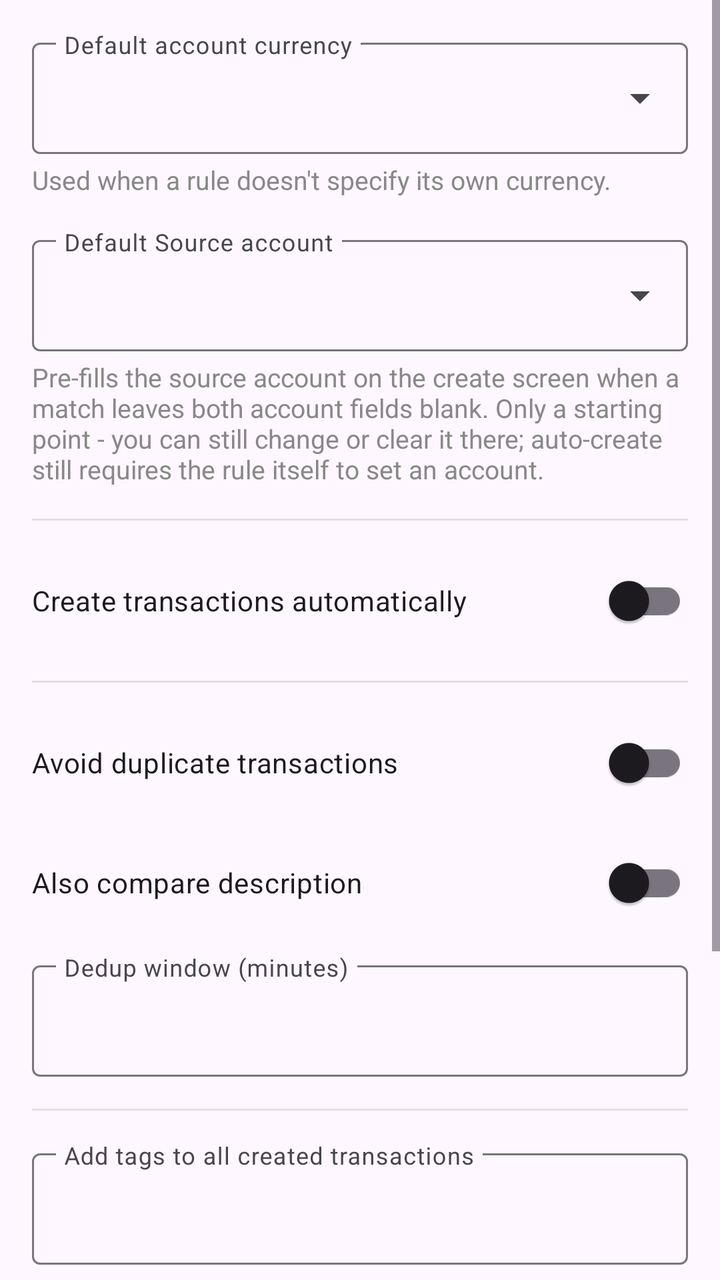
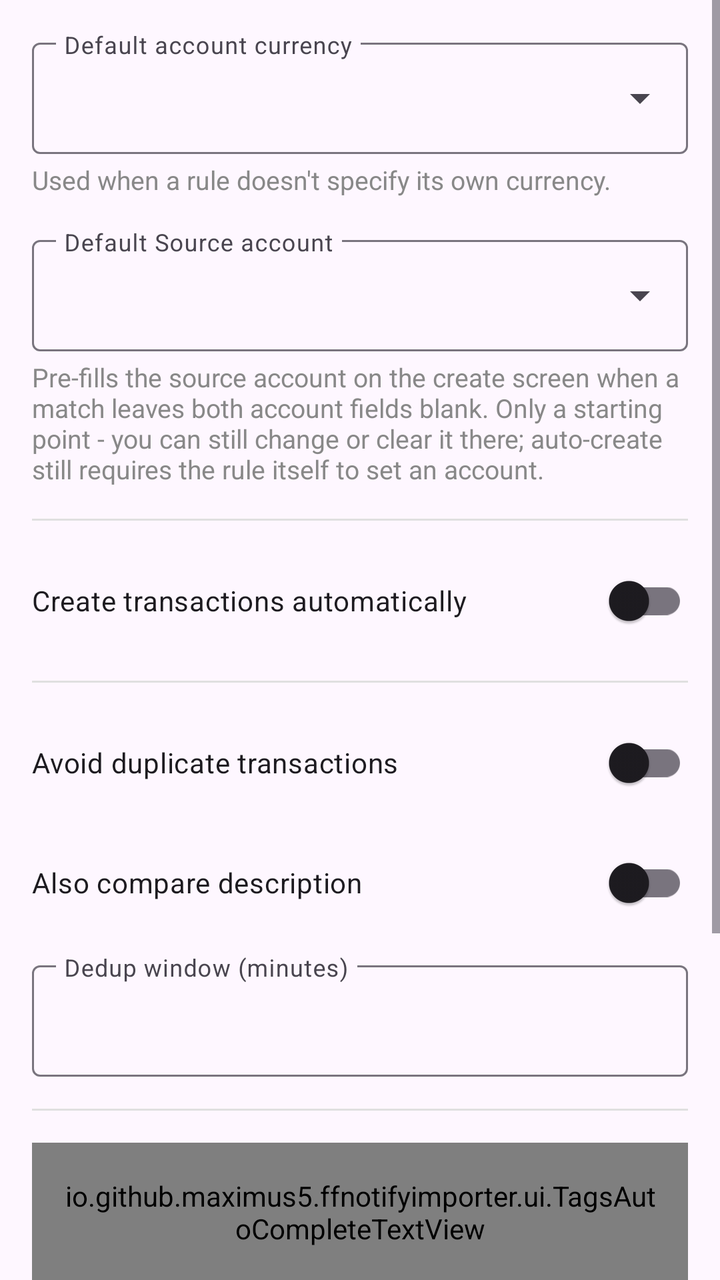

An Android layout rendered at two revisions. The XML below is the earlier revision; the diff shows what the commit changed to produce the second picture.
<!-- AndroidManifest.xml: application theme Theme.FfNotifyImporter -->
<!-- res/layout/fragment_transaction_creation.xml -->
<?xml version="1.0" encoding="utf-8"?>
<ScrollView xmlns:android="http://schemas.android.com/apk/res/android"
    xmlns:app="http://schemas.android.com/apk/res-auto"
    android:layout_width="match_parent"
    android:layout_height="match_parent">

    <LinearLayout
        android:layout_width="match_parent"
        android:layout_height="wrap_content"
        android:orientation="vertical"
        android:padding="16dp">

        <com.google.android.material.textfield.TextInputLayout
            android:id="@+id/defaultAccountCurrencyLayout"
            android:layout_width="match_parent"
            android:layout_height="wrap_content"
            android:layout_marginBottom="4dp"
            android:hint="@string/firefly_field_default_account_currency"
            app:expandedHintEnabled="false"
            app:endIconMode="custom"
            app:endIconDrawable="@drawable/ic_dropdown"
            app:endIconContentDescription="@string/rule_pick_currency">

            <com.google.android.material.textfield.TextInputEditText
                android:id="@+id/defaultAccountCurrencyInput"
                android:layout_width="match_parent"
                android:layout_height="wrap_content" />

        </com.google.android.material.textfield.TextInputLayout>

        <TextView
            android:layout_width="match_parent"
            android:layout_height="wrap_content"
            android:layout_marginBottom="16dp"
            android:text="@string/firefly_field_default_account_currency_hint"
            android:textColor="#888888"
            android:textSize="13sp" />

        <com.google.android.material.textfield.TextInputLayout
            android:id="@+id/defaultSourceAccountLayout"
            android:layout_width="match_parent"
            android:layout_height="wrap_content"
            android:layout_marginBottom="4dp"
            android:hint="@string/firefly_field_default_source_account"
            app:expandedHintEnabled="false"
            app:endIconMode="custom"
            app:endIconDrawable="@drawable/ic_dropdown"
            app:endIconContentDescription="@string/rule_pick_account">

            <com.google.android.material.textfield.TextInputEditText
                android:id="@+id/defaultSourceAccountInput"
                android:layout_width="match_parent"
                android:layout_height="wrap_content" />

        </com.google.android.material.textfield.TextInputLayout>

        <TextView
            android:layout_width="match_parent"
            android:layout_height="wrap_content"
            android:layout_marginBottom="16dp"
            android:text="@string/firefly_field_default_source_account_hint"
            android:textColor="#888888"
            android:textSize="13sp" />

        <View
            android:layout_width="match_parent"
            android:layout_height="1dp"
            android:layout_marginBottom="16dp"
            android:background="#E0E0E0" />

        <com.google.android.material.switchmaterial.SwitchMaterial
            android:id="@+id/autoCreateSwitch"
            android:layout_width="match_parent"
            android:layout_height="wrap_content"
            android:layout_marginBottom="16dp"
            android:text="@string/firefly_auto_create" />

        <View
            android:layout_width="match_parent"
            android:layout_height="1dp"
            android:layout_marginBottom="16dp"
            android:background="#E0E0E0" />

        <com.google.android.material.switchmaterial.SwitchMaterial
            android:id="@+id/dedupEnabledSwitch"
            android:layout_width="match_parent"
            android:layout_height="wrap_content"
            android:layout_marginBottom="12dp"
            android:text="@string/firefly_dedup_enabled" />

        <com.google.android.material.switchmaterial.SwitchMaterial
            android:id="@+id/dedupIncludeDescriptionSwitch"
            android:layout_width="match_parent"
            android:layout_height="wrap_content"
            android:layout_marginBottom="12dp"
            android:text="@string/firefly_dedup_include_description" />

        <com.google.android.material.textfield.TextInputLayout
            android:id="@+id/dedupWindowLayout"
            android:layout_width="match_parent"
            android:layout_height="wrap_content"
            android:layout_marginBottom="16dp"
            android:hint="@string/firefly_field_dedup_window"
            app:expandedHintEnabled="false">

            <com.google.android.material.textfield.TextInputEditText
                android:id="@+id/dedupWindowInput"
                android:layout_width="match_parent"
                android:layout_height="wrap_content"
                android:inputType="number" />

        </com.google.android.material.textfield.TextInputLayout>

        <View
            android:layout_width="match_parent"
            android:layout_height="1dp"
            android:layout_marginBottom="16dp"
            android:background="#E0E0E0" />

        <com.google.android.material.textfield.TextInputLayout
            android:layout_width="match_parent"
            android:layout_height="wrap_content"
            android:layout_marginBottom="4dp"
            android:hint="@string/firefly_field_all_transactions_tags"
            app:expandedHintEnabled="false">

            <com.google.android.material.textfield.TextInputEditText
                android:id="@+id/allTransactionsTagInput"
                android:layout_width="match_parent"
                android:layout_height="wrap_content" />

        </com.google.android.material.textfield.TextInputLayout>

        <TextView
            android:layout_width="match_parent"
            android:layout_height="wrap_content"
            android:layout_marginBottom="16dp"
            android:text="@string/firefly_field_all_transactions_tags_hint"
            android:textColor="#888888"
            android:textSize="13sp" />

        <com.google.android.material.textfield.TextInputLayout
            android:layout_width="match_parent"
            android:layout_height="wrap_content"
            android:layout_marginBottom="4dp"
            android:hint="@string/firefly_field_approx_tag"
            app:expandedHintEnabled="false">

            <com.google.android.material.textfield.TextInputEditText
                android:id="@+id/approxTagInput"
                android:layout_width="match_parent"
                android:layout_height="wrap_content" />

        </com.google.android.material.textfield.TextInputLayout>

        <TextView
            android:layout_width="match_parent"
            android:layout_height="wrap_content"
            android:layout_marginBottom="16dp"
            android:text="@string/firefly_field_approx_tag_hint"
            android:textColor="#888888"
            android:textSize="13sp" />

    </LinearLayout>

</ScrollView>
<!-- resources referenced by this layout -->
<resources>
  <!-- drawable ic_dropdown (drawable) -->
  <?xml version="1.0" encoding="utf-8"?>
  <vector xmlns:android="http://schemas.android.com/apk/res/android"
      android:width="24dp"
      android:height="24dp"
      android:viewportWidth="24"
      android:viewportHeight="24"
      android:tint="?attr/colorOnSurfaceVariant">
      <path
          android:fillColor="#FF000000"
          android:pathData="M7,10l5,5 5,-5z" />
  </vector>
  <string name="firefly_auto_create">Create transactions automatically</string>
  <string name="firefly_dedup_enabled">Avoid duplicate transactions</string>
  <string name="firefly_dedup_include_description">Also compare description</string>
  <string name="firefly_field_all_transactions_tags">Add tags to all created transactions</string>
  <string name="firefly_field_all_transactions_tags_hint">Comma separated, e.g. butterfly-iii, bank-import - added to every transaction this app creates, regardless of which rule matched</string>
  <string name="firefly_field_approx_tag">Approximate-conversion tag</string>
  <string name="firefly_field_approx_tag_hint">e.g. fx-approx - for transactions in a currency different from the account\'s own currency, applied when the amount had to be computed from a fetched exchange rate</string>
  <string name="firefly_field_dedup_window">Dedup window (minutes)</string>
  <string name="firefly_field_default_account_currency">Default account currency</string>
  <string name="firefly_field_default_account_currency_hint">Used when a rule doesn\'t specify its own currency.</string>
  <string name="firefly_field_default_source_account">Default Source account</string>
  <string name="firefly_field_default_source_account_hint">Pre-fills the source account on the create screen when a match leaves both account fields blank. Only a starting point - you can still change or clear it there; auto-create still requires the rule itself to set an account.</string>
  <string name="rule_pick_account">Pick account</string>
  <string name="rule_pick_currency">Pick currency</string>
  <style name="Theme.FfNotifyImporter" parent="Theme.Material3.DayNight.NoActionBar" />
</resources>

<!-- the commit's change to res/layout/fragment_transaction_creation.xml (unified diff, before → after) -->
@@ -124,10 +124,13 @@
             android:hint="@string/firefly_field_all_transactions_tags"
             app:expandedHintEnabled="false">
 
-            <com.google.android.material.textfield.TextInputEditText
+            <io.github.maximus5.ffnotifyimporter.ui.TagsAutoCompleteTextView
                 android:id="@+id/allTransactionsTagInput"
+                style="@style/Widget.Material3.AutoCompleteTextView.OutlinedBox"
                 android:layout_width="match_parent"
-                android:layout_height="wrap_content" />
+                android:layout_height="wrap_content"
+                android:completionThreshold="1"
+                android:inputType="text" />
 
         </com.google.android.material.textfield.TextInputLayout>
 
@@ -146,10 +149,13 @@
             android:hint="@string/firefly_field_approx_tag"
             app:expandedHintEnabled="false">
 
-            <com.google.android.material.textfield.TextInputEditText
+            <io.github.maximus5.ffnotifyimporter.ui.TagsAutoCompleteTextView
                 android:id="@+id/approxTagInput"
+                style="@style/Widget.Material3.AutoCompleteTextView.OutlinedBox"
                 android:layout_width="match_parent"
-                android:layout_height="wrap_content" />
+                android:layout_height="wrap_content"
+                android:completionThreshold="1"
+                android:inputType="text" />
 
         </com.google.android.material.textfield.TextInputLayout>
 
